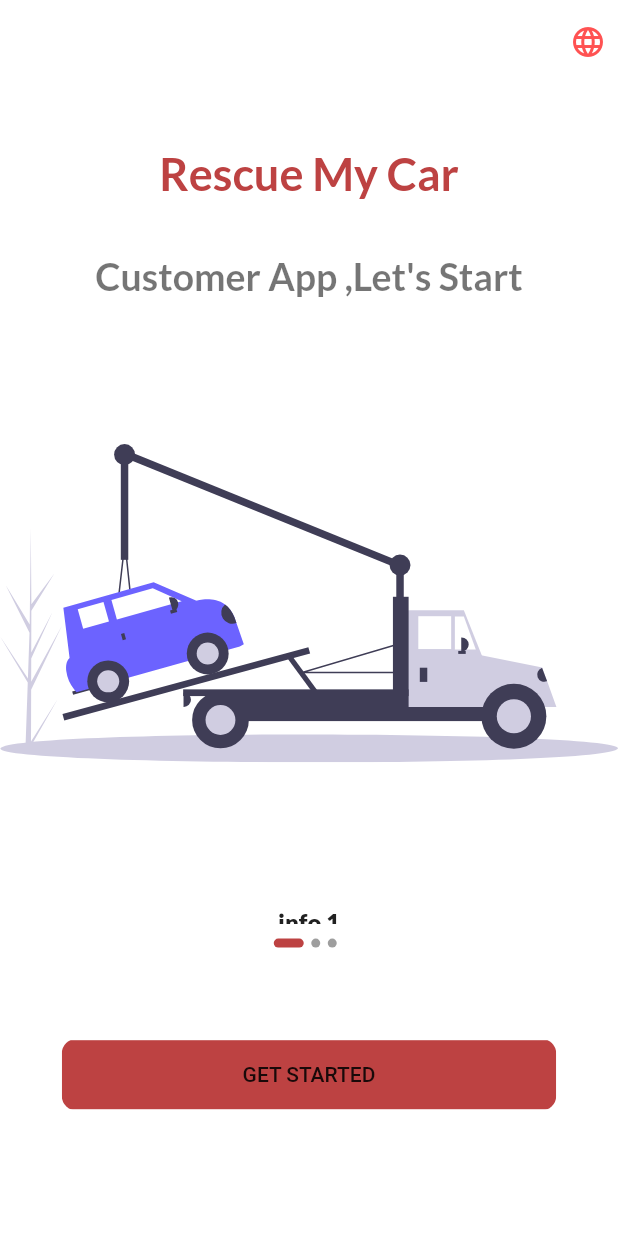
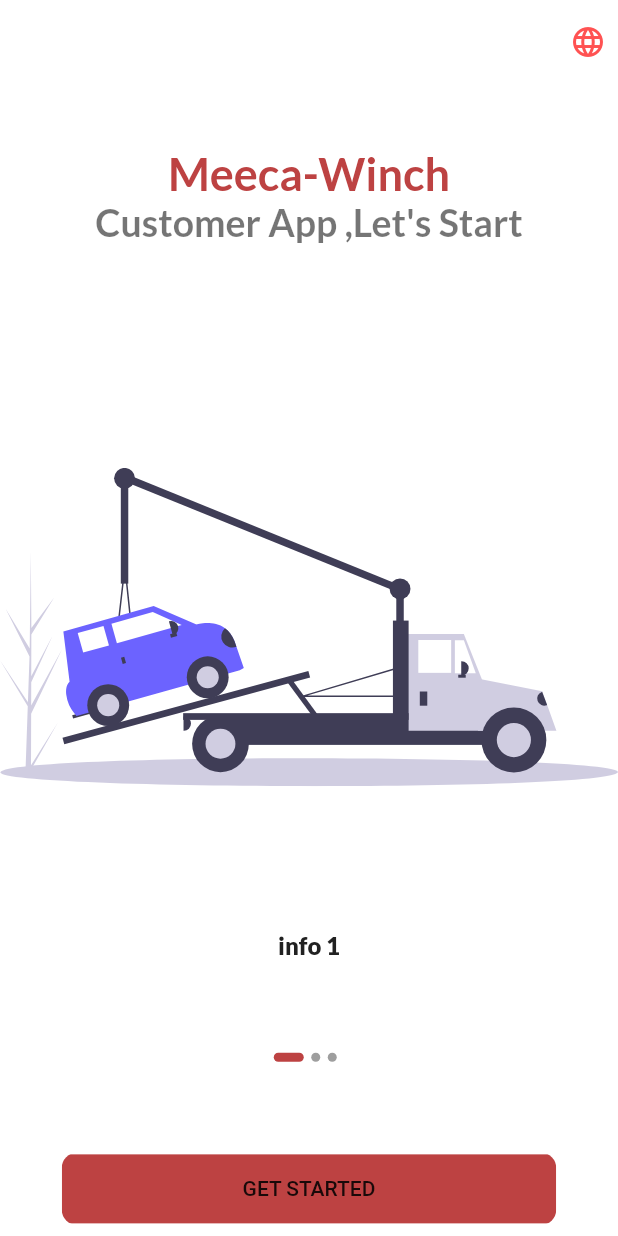
Before and after one commit to sherif17/customer_app, a Flutter app: the Intro screen opened by its route, on a phone screen of 412 x 824 dp. Run offline on Flutter 3.47's test engine with Material 2 defaults, Android fonts, the phone set to English and light mode, and no system bars; our stand-ins replace firebase_auth, firebase_core, flutter_svg, google_maps_flutter, google_sign_in, jwt_decoder and 1 more; missing offline and left inert: flutter_facebook_login; accounts and stored records are empty; project files that could hold a hidden picture were left out.

```diff
--- a/lib/main.dart
+++ b/lib/main.dart
@@ -2,6 +2,7 @@ import 'package:customer_app/screens/login_screens/otp/componants/progress_bar.d
 import 'package:customer_app/screens/login_screens/phone_number/enter_phone_number.dart';
 import 'package:customer_app/screens/login_screens/user_register/register_new_user.dart';
 import 'package:customer_app/screens/onboarding_screens/intro_screens/intro.dart';
+import 'package:customer_app/screens/to_winch/to_winch_map.dart';
 import 'package:customer_app/utils/routes.dart';
 import 'package:firebase_core/firebase_core.dart';
 import 'package:flutter/material.dart';
@@ -89,7 +90,7 @@ class _MyAppState extends State<MyApp> {
       return new MaterialApp(
         debugShowCheckedModeBanner: false,
         theme: lightTheme(),
-        initialRoute: Intro.routeName,
+        initialRoute: ToWinchMap.routeName,
         routes: routes,
         locale: _locale,
         supportedLocales: [
--- a/lib/screens/onboarding_screens/intro_screens/intro.dart
+++ b/lib/screens/onboarding_screens/intro_screens/intro.dart
@@ -7,7 +7,6 @@ import 'package:flutter/material.dart';
 
 class Intro extends StatefulWidget {
   static String routeName = '/intro';
-
   @override
   _IntroState createState() => _IntroState();
 }
--- a/lib/screens/onboarding_screens/intro_screens/intro_body.dart
+++ b/lib/screens/onboarding_screens/intro_screens/intro_body.dart
@@ -1,3 +1,4 @@
+import 'package:customer_app/localization/localization_constants.dart';
 import 'package:customer_app/screens/login_screens/phone_number/enter_phone_number.dart';
 import 'package:customer_app/utils/constants.dart';
 import 'package:customer_app/utils/size_config.dart';
@@ -31,7 +32,7 @@ class _IntroBodyState extends State<IntroBody> {
             Padding(
               padding: EdgeInsets.only(top: size.height * 0.05),
               child: Text(
-                "Rescue My Car\n",
+                getTranslated(context, "overAllProjectName"),
                 style: Theme.of(context).textTheme.headline1,
                 /*style: TextStyle(
                   fontSize: getProportionateScreenWidth(30),
@@ -42,7 +43,7 @@ class _IntroBodyState extends State<IntroBody> {
             Text("Customer App ,Let's Start",
                 style: Theme.of(context).textTheme.headline2),
             Expanded(
-              flex: 4,
+              flex: 8,
               child: PageView.builder(
                 onPageChanged: (value) {
                   setState(() {
--- a/lib/utils/routes.dart
+++ b/lib/utils/routes.dart
@@ -4,6 +4,7 @@ import 'package:customer_app/screens/login_screens/otp/phone_verification.dart';
 import 'package:customer_app/screens/login_screens/phone_number/enter_phone_number.dart';
 import 'package:customer_app/screens/login_screens/user_register/register_new_user.dart';
 import 'package:customer_app/screens/onboarding_screens/intro_screens/intro.dart';
+import 'package:customer_app/screens/to_winch/to_winch_map.dart';
 import 'package:flutter/widgets.dart';
 
 final Map<String, WidgetBuilder> routes = {
@@ -13,4 +14,5 @@ final Map<String, WidgetBuilder> routes = {
   ConfirmThisUser.routeName: (context) => ConfirmThisUser(),
   RegisterNewUser.routeName: (context) => RegisterNewUser(),
   HomeScreen.routeName: (context) => HomeScreen(),
+  ToWinchMap.routeName: (context) => ToWinchMap(),
 };
--- a/pubspec.yaml
+++ b/pubspec.yaml
@@ -35,6 +35,7 @@ dependencies:
   flutter_localizations: # Add this line
     sdk: flutter
   shared_preferences: ^0.5.12+4
+  google_maps_flutter: ^1.1.1
 
 
 
```
Also changed, not shown: lib/screens/to_winch/to_winch_map.dart (added, +18 -0 lines), pubspec.lock, 1 other file.
